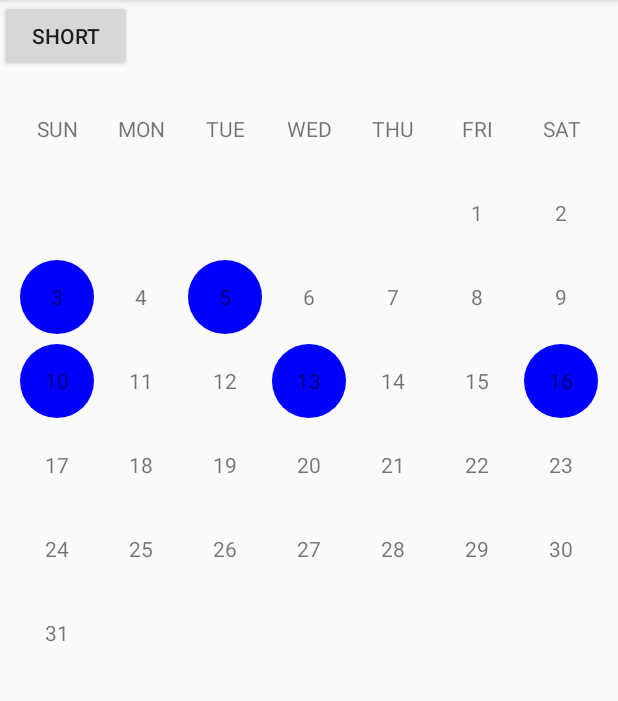
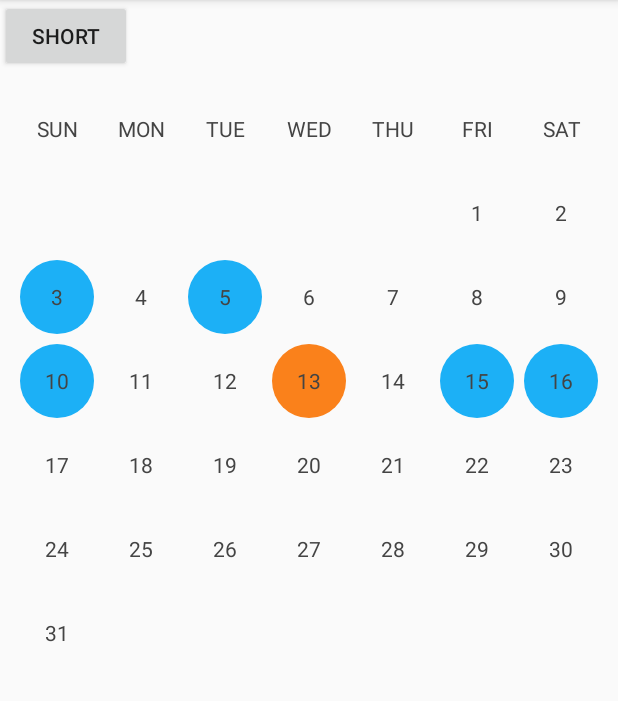
Before and after one commit to huynguyenwork86/OneMonthCalendarSample, an Android app: the screen it shows after launch (MainActivity), after a tap on "FULL", on a phone screen of 412 x 824 dp, the part 84-785 px from its top. Run offline under Robolectric (Android 15) with nearby library versions, the phone set to English and light mode, and no system bars.

Commit message:
support text and background color

```diff
--- a/app/src/main/java/com/hn/onemonthcalendarsample/MainActivity.java
+++ b/app/src/main/java/com/hn/onemonthcalendarsample/MainActivity.java
@@ -33,17 +33,17 @@ public class MainActivity extends AppCompatActivity {
                     type = 0;
                     mButton.setText("FULL");
                 }
-                customCalendarView.setDisplayType(type);
-                customCalendarView.refresh();
+                customCalendarView.setDisplayType(type, true);
             }
         });
-        customCalendarView.setDisplayType(type);
+        customCalendarView.setDisplayType(type, false);
         List<Integer>selectedDates = new ArrayList<>();
         selectedDates.add(3);
         selectedDates.add(5);
         selectedDates.add(10);
         selectedDates.add(13);
+        selectedDates.add(15);
         selectedDates.add(16);
-        customCalendarView.refresh(selectedDates);
+        customCalendarView.setSelected(selectedDates, true);
     }
 }
--- a/onemonthcalendarview/src/main/java/com/hn/onemonthcalendarview/CalendarAdapter.java
+++ b/onemonthcalendarview/src/main/java/com/hn/onemonthcalendarview/CalendarAdapter.java
@@ -15,50 +15,81 @@ import java.util.Date;
 import java.util.List;
 
 class CalendarAdapter extends RecyclerView.Adapter<RecyclerView.ViewHolder> {
-    private int mTodayBackgroundColor;
-    private int mSelectedBackgroundColor;
+    private DisplayParam mDispayParam;
+
     private int mDisplayMode = CustomCalendarView.DISPLAY_TYPE_SHORT;
+    private List<Integer>mSelectedList = new ArrayList<>();
+    private Date mToday = new Date();
+    private DisplayParam defaultDisplayParam(){
+        DisplayParam result = new DisplayParam();
+        result.mTodaySelectedTextColor = Color.parseColor("#444444");
+        result.mTodayNotSelectedTextColor = Color.parseColor("#1CB0F6");
+        result.mSelectedTextColor = Color.parseColor("#444444");
+        result.mNotSelectedTextColor = Color.parseColor("#444444");
 
-    public CalendarAdapter(int mTodayBackgroundColor, int mSelectedBackgroundColor) {
-        this.mTodayBackgroundColor = mTodayBackgroundColor;
-        this.mSelectedBackgroundColor = mSelectedBackgroundColor;
+        result.mTodaySelectedBackgroundColor = Color.parseColor("#FA811B");
+        result.mTodayNotSelectedBackgroundColor = Color.TRANSPARENT;
+        result.mSelectedBackgroundColor = Color.parseColor("#1CB0F6");
+        result.mNotSelectedBackgroundColor = Color.TRANSPARENT;
+
+        return result;
     }
 
-    private List<DataObject> dataObjects = new ArrayList<>();
-    void refresh(int mode, Date date, List<Integer>selectedDates){
+    public CalendarAdapter(DisplayParam mDispayParam) {
+        if(mDispayParam == null){
+            this.mDispayParam = defaultDisplayParam();
+        }
+        else {
+            this.mDispayParam = mDispayParam;
+        }
+    }
+    public void forceRefresh(){
+        rebuildData();
+    }
+
+    public void clearAllSelected(boolean forceRefresh){
+        mSelectedList.clear();
+        if(forceRefresh) {
+            rebuildData();
+        }
+    }
+    public void setSelected(List<Integer>selected, boolean forceRefresh){
+        mSelectedList.clear();
+        if(selected != null){
+            mSelectedList.addAll(selected);
+        }
+        if(forceRefresh) {
+            rebuildData();
+        }
+    }
+    public void addMore(List<Integer>moreData, boolean forceRefresh){
+        if(moreData != null && moreData.size() > 0){
+            mSelectedList.addAll(moreData);
+            if(forceRefresh) {
+                rebuildData();
+            }
+        }
+    }
+    public void setDisplayMode(int mode, boolean forceRefresh){
+        mDisplayMode = CustomCalendarView.DISPLAY_TYPE_FULL;
+        if(mode != CustomCalendarView.DISPLAY_TYPE_FULL){
+            mDisplayMode = CustomCalendarView.DISPLAY_TYPE_SHORT;
+        }
+        if(forceRefresh) {
+            rebuildData();
+        }
+    }
+    private void rebuildData(){
         dataObjects.clear();
-        if(date == null){
-            date = new Date();
-        }
-        if(mode != CustomCalendarView.DISPLAY_TYPE_FULL){
-            mode = CustomCalendarView.DISPLAY_TYPE_SHORT;
-        }
-        mDisplayMode = mode;
-        if(mode == CustomCalendarView.DISPLAY_TYPE_SHORT){
-            dataObjects.addAll(CalendarUtil.buildShortData(date, selectedDates));
+        if(mDisplayMode == CustomCalendarView.DISPLAY_TYPE_FULL){
+            dataObjects.addAll(CalendarUtil.buildData(mToday, mSelectedList));
         }
         else{
-            dataObjects.addAll(CalendarUtil.buildData(date, selectedDates));
+            dataObjects.addAll(CalendarUtil.buildShortData(mToday, mSelectedList));
         }
         notifyDataSetChanged();
     }
-    void refresh(int mode, Date date){
-        dataObjects.clear();
-        if(date == null){
-            date = new Date();
-        }
-        if(mode != CustomCalendarView.DISPLAY_TYPE_FULL){
-            mode = CustomCalendarView.DISPLAY_TYPE_SHORT;
-        }
-        mDisplayMode = mode;
-        if(mode == CustomCalendarView.DISPLAY_TYPE_SHORT){
-            dataObjects.addAll(CalendarUtil.buildShortData(date, null));
-        }
-        else{
-            dataObjects.addAll(CalendarUtil.buildData(date, null));
-        }
-        notifyDataSetChanged();
-    }
+    private List<DataObject> dataObjects = new ArrayList<>();
 
     @NonNull
     @Override
@@ -69,7 +100,32 @@ class CalendarAdapter extends RecyclerView.Adapter<RecyclerView.ViewHolder> {
 
     @Override
     public void onBindViewHolder(@NonNull RecyclerView.ViewHolder viewHolder, int i) {
-        ((DayViewHolder) viewHolder).bindData(dataObjects.get(i), mSelectedBackgroundColor);
+        DataObject dataObject = dataObjects.get(i);
+        String text = dataObject.text;
+        int backgroundColor;
+        int textColor;
+        if(dataObject.isSelected){
+            if(dataObject.isToday){
+                backgroundColor = mDispayParam.mTodaySelectedBackgroundColor;
+                textColor = mDispayParam.mTodaySelectedTextColor;
+            }
+            else{
+                backgroundColor = mDispayParam.mSelectedBackgroundColor;
+                textColor = mDispayParam.mSelectedTextColor;
+            }
+        }
+        else{
+            if(dataObject.isToday){
+                backgroundColor = mDispayParam.mTodayNotSelectedBackgroundColor;
+                textColor = mDispayParam.mTodayNotSelectedTextColor;
+            }
+            else{
+                backgroundColor = mDispayParam.mNotSelectedBackgroundColor;
+                textColor = mDispayParam.mNotSelectedTextColor;
+            }
+        }
+
+        ((DayViewHolder) viewHolder).bindData(text, textColor, backgroundColor);
     }
 
     @Override
@@ -84,13 +140,21 @@ class CalendarAdapter extends RecyclerView.Adapter<RecyclerView.ViewHolder> {
             super(itemView);
             dayTextView = (TextView) itemView.findViewById(R.id.tv_day);
         }
-
-        public void bindData(DataObject dataObject, int selectedBackgroundColor) {
-            dayTextView.setText("");
-            dayTextView.setBackground(dataObject.isSelected ? DrawableUtils.circleDrawableWithColor(selectedBackgroundColor) : null);
-            if (!TextUtils.isEmpty(dataObject.text)) {
-                dayTextView.setText(dataObject.text);
-            }
+        public void bindData(String text, int textColor, int backgroundColor){
+            dayTextView.setBackground(DrawableUtils.circleDrawableWithColor(backgroundColor));
+            dayTextView.setTextColor(textColor);
+            dayTextView.setText(text);
         }
     }
+    public static class DisplayParam{
+        public int mTodaySelectedTextColor;
+        public int mTodayNotSelectedTextColor;
+        public int mNotSelectedTextColor;
+        public int mSelectedTextColor;
+
+        public int mTodayNotSelectedBackgroundColor;
+        public int mTodaySelectedBackgroundColor;
+        public int mNotSelectedBackgroundColor;
+        public int mSelectedBackgroundColor;
+    }
 }
--- a/onemonthcalendarview/src/main/java/com/hn/onemonthcalendarview/CalendarUtil.java
+++ b/onemonthcalendarview/src/main/java/com/hn/onemonthcalendarview/CalendarUtil.java
@@ -21,16 +21,16 @@ public class CalendarUtil {
         Logger.debug("dayofweek = " + dayOfWeek);
         Logger.debug("dayOfMonth = " + dayOfMonth);
 
-        for (int i = 1; i <= dayOfWeek; i++) {
+        int day;
+        for (int i = 1; i <= 7; i++) {
             DataObject object = new DataObject();
-            Integer day = dayOfMonth - dayOfWeek + i;
-            object.text = String.valueOf(day);
-            object.isSelected = (selectedDates != null && selectedDates.contains(day));
-            result.add(object);
-        }
-        for (int i = dayOfWeek + 1; i <= 7; i++) {
-            DataObject object = new DataObject();
-            Integer day = i + dayOfMonth;
+            if(i <= dayOfWeek){
+                day = dayOfMonth - dayOfWeek + i;
+                object.isToday = (i == dayOfWeek);
+            }
+            else{
+                day = i + dayOfMonth;
+            }
             object.text = String.valueOf(day);
             object.isSelected = (selectedDates != null && selectedDates.contains(day));
             result.add(object);
@@ -38,46 +38,34 @@ public class CalendarUtil {
 
         return result;
     }
+    private static int dayOfWeekOfTheFirstDayOfMonth(Date date){
+        Calendar calendar = Calendar.getInstance();
+        calendar.setTime(date);
+
+        calendar.set(Calendar.DAY_OF_MONTH, 1);
+        return dayOfWeek(calendar.getTime());
+    }
 
     public static List<DataObject> buildData(Date date1, List<Integer> selectedDates){
         List<DataObject> result = new ArrayList<>();
         result.addAll(titles());
-        Calendar calendar = Calendar.getInstance();
-        calendar.setTime(date1);
 
-        calendar.set(Calendar.DAY_OF_MONTH, 1);
-        Date date = calendar.getTime();
-        int day = dayOfWeek(date);
-        for (int i = 0; i < day - 1; i++) {
+        int indexOfTheFirstDayOfMonth = dayOfWeekOfTheFirstDayOfMonth(date1);
+        for (int i = 0; i < indexOfTheFirstDayOfMonth - 1; i++) {
             DataObject object = new DataObject();
             object.text = "";
             result.add(object);
         }
-        int total = numOfMonthDays(date);
+        int total = numOfMonthDays(date1);
+
+        int today = dayOfMonth(date1);
+
         for (int i = 1; i <= total; i++) {
             DataObject object = new DataObject();
             object.isSelected = (selectedDates != null && selectedDates.contains(i));
             object.text = "" + i;
+            object.isToday = (today == i);
             result.add(object);
-        }
-        Logger.debug("haha " + calendar.getTime().toString());
-        Logger.debug("dayOfWeek = " + dayOfWeek(date));
-
-        Logger.debug("stirng = " + dayOfWeekString(date));
-        Logger.debug("total day = " + numOfMonthDays(date));
-
-        String dateString = "2019-04-01";
-        Logger.debug("dayOfWeek = " + dayOfWeek(dateString));
-        Logger.debug(dateString + " is " + dayOfWeekString(dateString));
-        int i = 0;
-        while (i < result.size()) {
-            StringBuffer buff = new StringBuffer();
-            for (int idx = 0; idx < 7 && i < result.size(); idx++) {
-                buff.append(" " + result.get(i).text);
-                i++;
-
-            }
-            Logger.debug(buff.toString());
         }
         return result;
     }
--- a/onemonthcalendarview/src/main/java/com/hn/onemonthcalendarview/CustomCalendarView.java
+++ b/onemonthcalendarview/src/main/java/com/hn/onemonthcalendarview/CustomCalendarView.java
@@ -35,7 +35,6 @@ public class CustomCalendarView extends LinearLayout {
     private int mTodayBackgroundColor = DEFAULT_TODAY_BACKGROUND_COLOR;
     private int mSelectedBackgroundColor = DEFAULT_SELECTED_BACKGROUND_COLOR;
     private Date mDate;
-    private List<Integer> mSelectedDates = new ArrayList<>();
     private RecyclerView mRecyclerView;
     CalendarAdapter mAdapter;
 
@@ -71,22 +70,22 @@ public class CustomCalendarView extends LinearLayout {
         a.recycle();
 
         mRecyclerView = new RecyclerView(getContext());
+        mAdapter = new CalendarAdapter(null);
+        mRecyclerView.setAdapter(mAdapter);
         LayoutParams layoutParams = new LayoutParams(ViewGroup.LayoutParams.MATCH_PARENT, ViewGroup.LayoutParams.WRAP_CONTENT);
         mRecyclerView.setLayoutParams(layoutParams);
         mRecyclerView.setLayoutManager(new GridLayoutManager(getContext(), SPAN_COUNT));
 
+
         addView(mRecyclerView);
     }
 
-    public int getDisplayType() {
-        return mDisplayType;
-    }
 
-    public void setDisplayType(int displayType) {
+    public void setDisplayType(int displayType, boolean forceRefresh) {
         if(displayType != DISPLAY_TYPE_FULL){
             displayType = DISPLAY_TYPE_SHORT;
         }
-        this.mDisplayType = displayType;
+        mAdapter.setDisplayMode(displayType, forceRefresh);
     }
 
     public int getTextColor() {
@@ -99,23 +98,7 @@ public class CustomCalendarView extends LinearLayout {
     public void setDate(Date aDate){
         mDate = aDate;
     }
-
-    public void refresh(){
-        if(mAdapter == null){
-            mAdapter = new CalendarAdapter(mTodayBackgroundColor, mSelectedBackgroundColor);
-            mRecyclerView.setAdapter(mAdapter);
-        }
-        mAdapter.refresh(mDisplayType, mDate, mSelectedDates);
-    }
-    public void refresh(List<Integer> selectedDates){
-        if(mAdapter == null){
-            mAdapter = new CalendarAdapter(mTodayBackgroundColor, mSelectedBackgroundColor);
-            mRecyclerView.setAdapter(mAdapter);
-        }
-        mSelectedDates.clear();
-        if(selectedDates != null){
-            mSelectedDates.addAll(selectedDates);
-        }
-        mAdapter.refresh(mDisplayType, mDate, selectedDates);
+    public void setSelected(List<Integer>dates, boolean forceRefresh){
+        mAdapter.setSelected(dates, forceRefresh);
     }
 }
--- a/onemonthcalendarview/src/main/java/com/hn/onemonthcalendarview/DataObject.java
+++ b/onemonthcalendarview/src/main/java/com/hn/onemonthcalendarview/DataObject.java
@@ -2,7 +2,6 @@ package com.hn.onemonthcalendarview;
 
 public class DataObject {
     public String text;
-    public boolean shouldIgnore;
-    public boolean hasBackground;
+    public boolean isToday;
     public boolean isSelected;
 }
```
